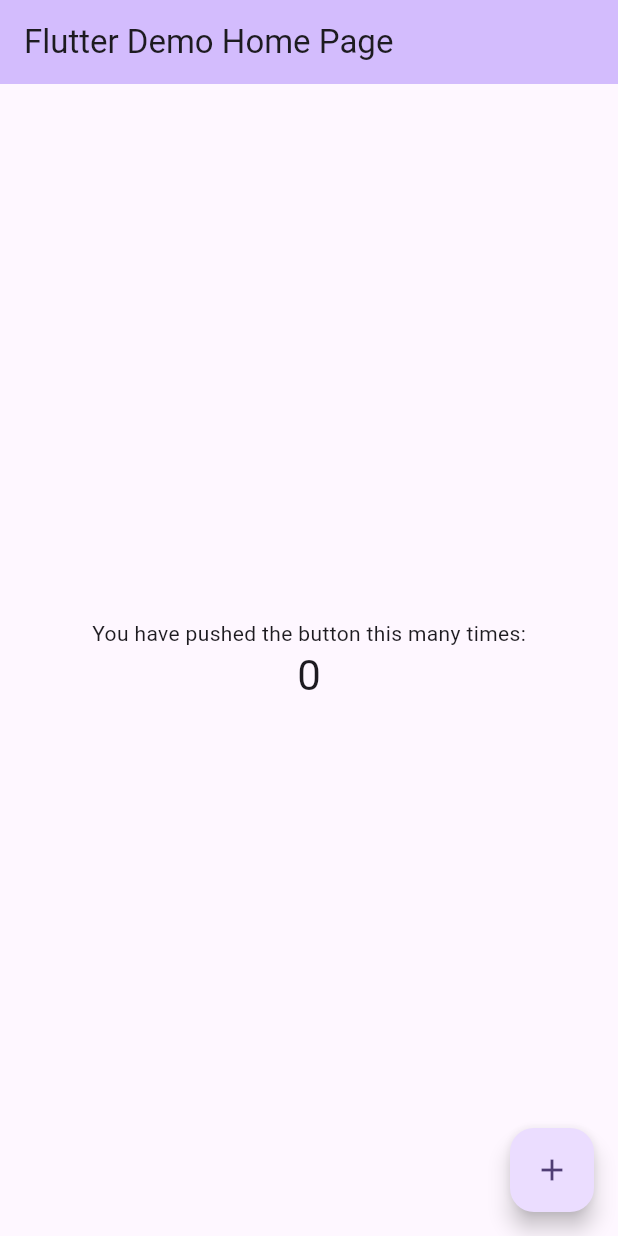
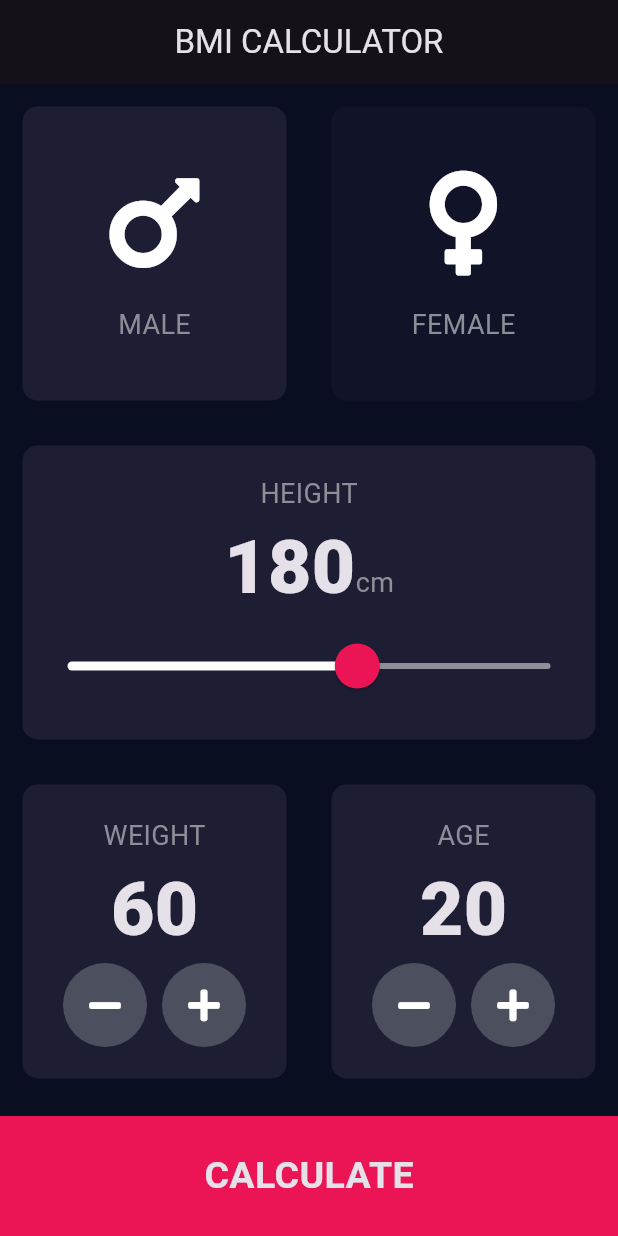
Before and after one commit to keerthinaik/flutter-learn-bmi-calculator, a Flutter app: the screen it shows after launch, on a phone screen of 412 x 824 dp. Run offline on Flutter 3.47's test engine with Material 3 defaults, Android fonts, the phone set to English and light mode, and no system bars; our stand-ins replace font_awesome_flutter.

Commit message:
completed the project

```diff
--- /dev/null
+++ b/lib/calculator_brain.dart
@@ -0,0 +1,35 @@
+import 'dart:math';
+
+class CalculatorBrain {
+  CalculatorBrain({required this.height, required this.weight});
+
+  final int height;
+  final int weight;
+
+  late double _bmi;
+
+  String calculateBMI() {
+    _bmi = weight / pow(height / 100, 2);
+    return _bmi.toStringAsFixed(1);
+  }
+
+  String getResult() {
+    if (_bmi >= 25) {
+      return 'Overweight';
+    } else if (_bmi > 18.5) {
+      return 'Normal';
+    } else {
+      return 'Underweight';
+    }
+  }
+
+  String getInterpretation() {
+    if (_bmi >= 25) {
+      return 'You have a higher than normal body weight. Try to exercise more.';
+    } else if (_bmi >= 18.5) {
+      return 'You have a normal body weight. Good job!';
+    } else {
+      return 'You have a lower than normal body weight. You can eat a bit more.';
+    }
+  }
+}
--- /dev/null
+++ b/lib/components/bottom_button.dart
@@ -0,0 +1,28 @@
+import 'package:flutter/material.dart';
+import 'package:bmi_calculator/constants.dart';
+
+class BottomButton extends StatelessWidget {
+  const BottomButton({super.key, required this.onTap, required this.buttonTitle});
+
+  final GestureTapCallback onTap;
+  final String buttonTitle;
+
+  @override
+  Widget build(BuildContext context) {
+    return GestureDetector(
+      onTap: onTap,
+      child: Container(
+        color: kBottomContainerColour,
+        margin: EdgeInsets.only(top: 10.0),
+        width: double.infinity,
+        height: kBottomContainerHeight,
+        child: Center(
+          child: Text(
+            buttonTitle,
+            style: kLargeButtonTextStyle,
+          ),
+        ),
+      ),
+    );
+  }
+}
--- /dev/null
+++ b/lib/components/icon_content.dart
@@ -0,0 +1,29 @@
+import 'package:flutter/material.dart';
+import 'package:bmi_calculator/constants.dart';
+
+class IconContent extends StatelessWidget {
+  final IconData icon;
+  final String label;
+
+  const IconContent({required this.icon, required this.label});
+
+  @override
+  Widget build(BuildContext context) {
+    return Column(
+      mainAxisAlignment: MainAxisAlignment.center,
+      children: <Widget>[
+        Icon(
+          icon,
+          size: 80.0,
+        ),
+        SizedBox(
+          height: 15.0,
+        ),
+        Text(
+          label,
+          style: kLabelTextStyle,
+        )
+      ],
+    );
+  }
+}
--- /dev/null
+++ b/lib/components/reusable_card.dart
@@ -0,0 +1,28 @@
+import 'package:flutter/material.dart';
+
+class ReusableCard extends StatelessWidget {
+  const ReusableCard(
+      {super.key,
+      required this.colour,
+      required this.cardChild,
+      required this.onTap});
+
+  final Color colour;
+  final Widget cardChild;
+  final GestureTapCallback onTap;
+
+  @override
+  Widget build(BuildContext context) {
+    return GestureDetector(
+      onTap: onTap,
+      child: Container(
+        margin: EdgeInsets.all(15.0),
+        decoration: BoxDecoration(
+          color: colour,
+          borderRadius: BorderRadius.circular(10.0),
+        ),
+        child: cardChild,
+      ),
+    );
+  }
+}
--- /dev/null
+++ b/lib/components/round_icon_button.dart
@@ -0,0 +1,23 @@
+import 'package:flutter/material.dart';
+
+class RoundIconButton extends StatelessWidget {
+  RoundIconButton({required this.icon, required this.onPressed});
+
+  final IconData icon;
+  final VoidCallback onPressed;
+
+  @override
+  Widget build(BuildContext context) {
+    return RawMaterialButton(
+      elevation: 0.0,
+      onPressed: onPressed,
+      constraints: BoxConstraints.tightFor(
+        width: 56.0,
+        height: 56.0,
+      ),
+      shape: CircleBorder(),
+      fillColor: Color(0xFF4C4F5E),
+      child: Icon(icon),
+    );
+  }
+}
--- /dev/null
+++ b/lib/constants.dart
@@ -0,0 +1,41 @@
+import 'package:flutter/material.dart';
+
+const kBottomContainerHeight = 80.0;
+const kActiveCardColour = Color(0xFF1D1E33);
+const kInactiveCardColour = Color(0xFF111328);
+const kBottomContainerColour = Color(0xFFEB1555);
+
+const kLabelTextStyle = TextStyle(
+  fontSize: 18.0,
+  color: Color(0xFF8D8E98),
+);
+
+const kNumberTextStyle = TextStyle(
+  fontSize: 50.0,
+  fontWeight: FontWeight.w900,
+);
+
+const kLargeButtonTextStyle = TextStyle(
+  fontSize: 25.0,
+  fontWeight: FontWeight.bold,
+);
+
+const kTitleTextStyle = TextStyle(
+  fontSize: 50.0,
+  fontWeight: FontWeight.bold,
+);
+
+const kResultTextStyle = TextStyle(
+  color: Color(0xFF24D876),
+  fontSize: 22.0,
+  fontWeight: FontWeight.bold,
+);
+
+const kBMITextStyle = TextStyle(
+  fontSize: 100.0,
+  fontWeight: FontWeight.bold,
+);
+
+const kBodyTextStyle = TextStyle(
+  fontSize: 22.0,
+);
--- a/lib/main.dart
+++ b/lib/main.dart
@@ -1,125 +1,17 @@
+import 'package:bmi_calculator/screens/input_page.dart';
 import 'package:flutter/material.dart';
 
-void main() {
-  runApp(const MyApp());
-}
+void main() => runApp(BMICalculator());
 
-class MyApp extends StatelessWidget {
-  const MyApp({super.key});
-
-  // This widget is the root of your application.
+class BMICalculator extends StatelessWidget {
   @override
   Widget build(BuildContext context) {
     return MaterialApp(
-      title: 'Flutter Demo',
-      theme: ThemeData(
-        // This is the theme of your application.
-        //
-        // TRY THIS: Try running your application with "flutter run". You'll see
-        // the application has a purple toolbar. Then, without quitting the app,
-        // try changing the seedColor in the colorScheme below to Colors.green
-        // and then invoke "hot reload" (save your changes or press the "hot
-        // reload" button in a Flutter-supported IDE, or press "r" if you used
-        // the command line to start the app).
-        //
-        // Notice that the counter didn't reset back to zero; the application
-        // state is not lost during the reload. To reset the state, use hot
-        // restart instead.
-        //
-        // This works for code too, not just values: Most code changes can be
-        // tested with just a hot reload.
-        colorScheme: ColorScheme.fromSeed(seedColor: Colors.deepPurple),
-        useMaterial3: true,
+      theme: ThemeData.dark().copyWith(
+        primaryColor: Color(0xFF0A0E21),
+        scaffoldBackgroundColor: Color(0xFF0A0E21),
       ),
-      home: const MyHomePage(title: 'Flutter Demo Home Page'),
+      home: SafeArea(child: InputPage()),
     );
   }
 }
-
-class MyHomePage extends StatefulWidget {
-  const MyHomePage({super.key, required this.title});
-
-  // This widget is the home page of your application. It is stateful, meaning
-  // that it has a State object (defined below) that contains fields that affect
-  // how it looks.
-
-  // This class is the configuration for the state. It holds the values (in this
-  // case the title) provided by the parent (in this case the App widget) and
-  // used by the build method of the State. Fields in a Widget subclass are
-  // always marked "final".
-
-  final String title;
-
-  @override
-  State<MyHomePage> createState() => _MyHomePageState();
-}
-
-class _MyHomePageState extends State<MyHomePage> {
-  int _counter = 0;
-
-  void _incrementCounter() {
-    setState(() {
-      // This call to setState tells the Flutter framework that something has
-      // changed in this State, which causes it to rerun the build method below
-      // so that the display can reflect the updated values. If we changed
-      // _counter without calling setState(), then the build method would not be
-      // called again, and so nothing would appear to happen.
-      _counter++;
-    });
-  }
-
-  @override
-  Widget build(BuildContext context) {
-    // This method is rerun every time setState is called, for instance as done
-    // by the _incrementCounter method above.
-    //
-    // The Flutter framework has been optimized to make rerunning build methods
-    // fast, so that you can just rebuild anything that needs updating rather
-    // than having to individually change instances of widgets.
-    return Scaffold(
-      appBar: AppBar(
-        // TRY THIS: Try changing the color here to a specific color (to
-        // Colors.amber, perhaps?) and trigger a hot reload to see the AppBar
-        // change color while the other colors stay the same.
-        backgroundColor: Theme.of(context).colorScheme.inversePrimary,
-        // Here we take the value from the MyHomePage object that was created by
-        // the App.build method, and use it to set our appbar title.
-        title: Text(widget.title),
-      ),
-      body: Center(
-        // Center is a layout widget. It takes a single child and positions it
-        // in the middle of the parent.
-        child: Column(
-          // Column is also a layout widget. It takes a list of children and
-          // arranges them vertically. By default, it sizes itself to fit its
-          // children horizontally, and tries to be as tall as its parent.
-          //
-          // Column has various properties to control how it sizes itself and
-          // how it positions its children. Here we use mainAxisAlignment to
-          // center the children vertically; the main axis here is the vertical
-          // axis because Columns are vertical (the cross axis would be
-          // horizontal).
-          //
-          // TRY THIS: Invoke "debug painting" (choose the "Toggle Debug Paint"
-          // action in the IDE, or press "p" in the console), to see the
-          // wireframe for each widget.
-          mainAxisAlignment: MainAxisAlignment.center,
-          children: <Widget>[
-            const Text(
-              'You have pushed the button this many times:',
-            ),
-            Text(
-              '$_counter',
-              style: Theme.of(context).textTheme.headlineMedium,
-            ),
-          ],
-        ),
-      ),
-      floatingActionButton: FloatingActionButton(
-        onPressed: _incrementCounter,
-        tooltip: 'Increment',
-        child: const Icon(Icons.add),
-      ), // This trailing comma makes auto-formatting nicer for build methods.
-    );
-  }
-}
--- /dev/null
+++ b/lib/screens/input_page.dart
@@ -0,0 +1,237 @@
+import 'package:flutter/material.dart';
+import 'package:font_awesome_flutter/font_awesome_flutter.dart';
+import 'package:bmi_calculator/components/icon_content.dart';
+import 'package:bmi_calculator/components/reusable_card.dart';
+import 'package:bmi_calculator/constants.dart';
+import 'package:bmi_calculator/screens/results_page.dart';
+import 'package:bmi_calculator/components/bottom_button.dart';
+import 'package:bmi_calculator/components/round_icon_button.dart';
+import 'package:bmi_calculator/calculator_brain.dart';
+
+enum Gender {
+  male,
+  female,
+}
+
+class InputPage extends StatefulWidget {
+  @override
+  _InputPageState createState() => _InputPageState();
+}
+
+class _InputPageState extends State<InputPage> {
+  Gender selectedGender = Gender.male;
+  int height = 180;
+  int weight = 60;
+  int age = 20;
+
+  @override
+  Widget build(BuildContext context) {
+    return Scaffold(
+      appBar: AppBar(
+        title: Center(child: Text('BMI CALCULATOR')),
+      ),
+      body: Column(
+        crossAxisAlignment: CrossAxisAlignment.stretch,
+        children: <Widget>[
+          Expanded(
+              child: Row(
+                children: <Widget>[
+                  Expanded(
+                    child: ReusableCard(
+                      onTap: () {
+                        setState(() {
+                          selectedGender = Gender.male;
+                        });
+                      },
+                      colour: selectedGender == Gender.male
+                          ? kActiveCardColour
+                          : kInactiveCardColour,
+                      cardChild: IconContent(
+                        icon: FontAwesomeIcons.mars,
+                        label: 'MALE',
+                      ),
+                    ),
+                  ),
+                  Expanded(
+                    child: ReusableCard(
+                      onTap: () {
+                        setState(() {
+                          selectedGender = Gender.female;
+                        });
+                      },
+                      colour: selectedGender == Gender.female
+                          ? kActiveCardColour
+                          : kInactiveCardColour,
+                      cardChild: IconContent(
+                        icon: FontAwesomeIcons.venus,
+                        label: 'FEMALE',
+                      ),
+                    ),
+                  ),
+                ],
+              )),
+          Expanded(
+            child: ReusableCard(
+              colour: kActiveCardColour,
+              cardChild: Column(
+                mainAxisAlignment: MainAxisAlignment.center,
+                children: <Widget>[
+                  Text(
+                    'HEIGHT',
+                    style: kLabelTextStyle,
+                  ),
+                  Row(
+                    mainAxisAlignment: MainAxisAlignment.center,
+                    crossAxisAlignment: CrossAxisAlignment.baseline,
+                    textBaseline: TextBaseline.alphabetic,
+                    children: <Widget>[
+                      Text(
+                        height.toString(),
+                        style: kNumberTextStyle,
+                      ),
+                      Text(
+                        'cm',
+                        style: kLabelTextStyle,
+                      )
+                    ],
+                  ),
+                  SliderTheme(
+                    data: SliderTheme.of(context).copyWith(
+                      inactiveTrackColor: Color(0xFF8D8E98),
+                      activeTrackColor: Colors.white,
+                      thumbColor: Color(0xFFEB1555),
+                      overlayColor: Color(0x29EB1555),
+                      thumbShape:
+                      RoundSliderThumbShape(enabledThumbRadius: 15.0),
+                      overlayShape:
+                      RoundSliderOverlayShape(overlayRadius: 30.0),
+                    ),
+                    child: Slider(
+                      value: height.toDouble(),
+                      min: 120.0,
+                      max: 220.0,
+                      onChanged: (double newValue) {
+                        setState(() {
+                          height = newValue.round();
+                        });
+                      },
+                    ),
+                  ),
+                ],
+              ),
+              onTap: () {},
+            ),
+          ),
+          Expanded(
+            child: Row(
+              children: <Widget>[
+                Expanded(
+                  child: ReusableCard(
+                    colour: kActiveCardColour,
+                    cardChild: Column(
+                      mainAxisAlignment: MainAxisAlignment.center,
+                      children: <Widget>[
+                        Text(
+                          'WEIGHT',
+                          style: kLabelTextStyle,
+                        ),
+                        Text(
+                          weight.toString(),
+                          style: kNumberTextStyle,
+                        ),
+                        Row(
+                          mainAxisAlignment: MainAxisAlignment.center,
+                          children: <Widget>[
+                            RoundIconButton(
+                                icon: FontAwesomeIcons.minus,
+                                onPressed: () {
+                                  setState(() {
+                                    weight--;
+                                  });
+                                }),
+                            SizedBox(
+                              width: 10.0,
+                            ),
+                            RoundIconButton(
+                              icon: FontAwesomeIcons.plus,
+                              onPressed: () {
+                                setState(() {
+                                  weight++;
+                                });
+                              },
+                            ),
+                          ],
+                        ),
+                      ],
+                    ), onTap: () {  },
+                  ),
+                ),
+                Expanded(
+                  child: ReusableCard(
+                    colour: kActiveCardColour,
+                    cardChild: Column(
+                      mainAxisAlignment: MainAxisAlignment.center,
+                      children: <Widget>[
+                        Text(
+                          'AGE',
+                          style: kLabelTextStyle,
+                        ),
+                        Text(
+                          age.toString(),
+                          style: kNumberTextStyle,
+                        ),
+                        Row(
+                          mainAxisAlignment: MainAxisAlignment.center,
+                          children: <Widget>[
+                            RoundIconButton(
+                              icon: FontAwesomeIcons.minus,
+                              onPressed: () {
+                                setState(
+                                      () {
+                                    age--;
+                                  },
+                                );
+                              },
+                            ),
+                            SizedBox(
+                              width: 10.0,
+                            ),
+                            RoundIconButton(
+                                icon: FontAwesomeIcons.plus,
+                                onPressed: () {
+                                  setState(() {
+                                    age++;
+                                  });
+                                })
+                          ],
+                        )
+                      ],
+                    ), onTap: () {  },
+                  ),
+                ),
+              ],
+            ),
+          ),
+          BottomButton(
+            buttonTitle: 'CALCULATE',
+            onTap: () {
+              CalculatorBrain calc =
+              CalculatorBrain(height: height, weight: weight);
+
+              Navigator.push(
+                context,
+                MaterialPageRoute(
+                  builder: (context) => ResultsPage(
+                    bmiResult: calc.calculateBMI(),
+                    resultText: calc.getResult(),
+                    interpretation: calc.getInterpretation(),
+                  ),
+                ),
+              );
+            },
+          ),
+        ],
+      ),
+    );
+  }
+}
--- a/pubspec.yaml
+++ b/pubspec.yaml
@@ -30,6 +30,7 @@ environment:
 dependencies:
   flutter:
     sdk: flutter
+  font_awesome_flutter: ^9.0.0
 
   # The following adds the Cupertino Icons font to your application.
   # Use with the CupertinoIcons class for iOS style icons.
```
Also changed, not shown: lib/screens/results_page.dart (added, +75 -0 lines), pubspec.lock, 1 other file.
